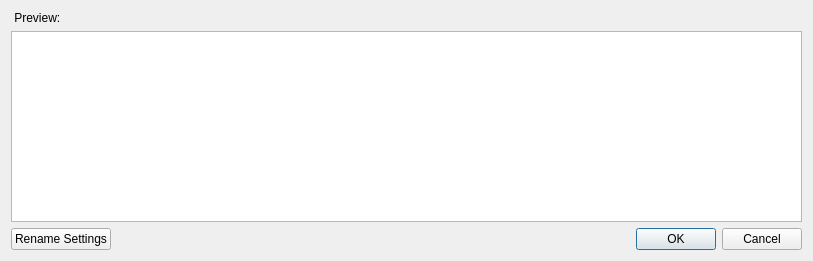
comictagger/comictagger, file renamewindow.ui: the form before one commit.
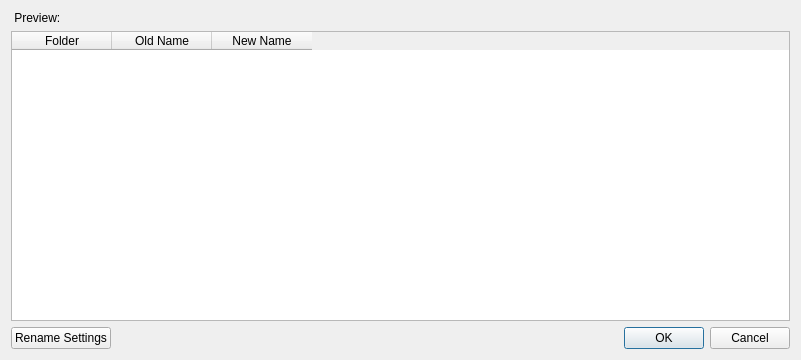
The form after the commit.

```diff
--- a/renamewindow.ui
+++ b/renamewindow.ui
@@ -9,8 +9,8 @@
    <rect>
     <x>0</x>
     <y>0</y>
-    <width>813</width>
-    <height>261</height>
+    <width>801</width>
+    <height>360</height>
    </rect>
   </property>
   <property name="windowTitle">
@@ -30,10 +30,31 @@
       </widget>
      </item>
      <item row="2" column="0">
-      <widget class="QTextEdit" name="textEdit">
-       <property name="readOnly">
-        <bool>true</bool>
+      <widget class="QTableWidget" name="twList">
+       <property name="selectionMode">
+        <enum>QAbstractItemView::NoSelection</enum>
        </property>
+       <property name="selectionBehavior">
+        <enum>QAbstractItemView::SelectRows</enum>
+       </property>
+       <property name="textElideMode">
+        <enum>Qt::ElideMiddle</enum>
+       </property>
+       <column>
+        <property name="text">
+         <string>Folder</string>
+        </property>
+       </column>
+       <column>
+        <property name="text">
+         <string>Old Name</string>
+        </property>
+       </column>
+       <column>
+        <property name="text">
+         <string>New Name</string>
+        </property>
+       </column>
       </widget>
      </item>
     </layout>
```
